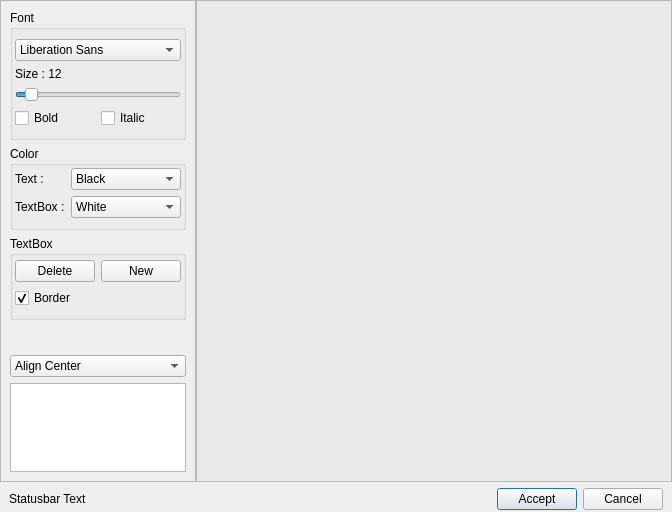
Before: the Qt Designer form plugins/text-tool/text_tool_dialog.ui in ksharindam/photoquick, drawn with Qt 5.
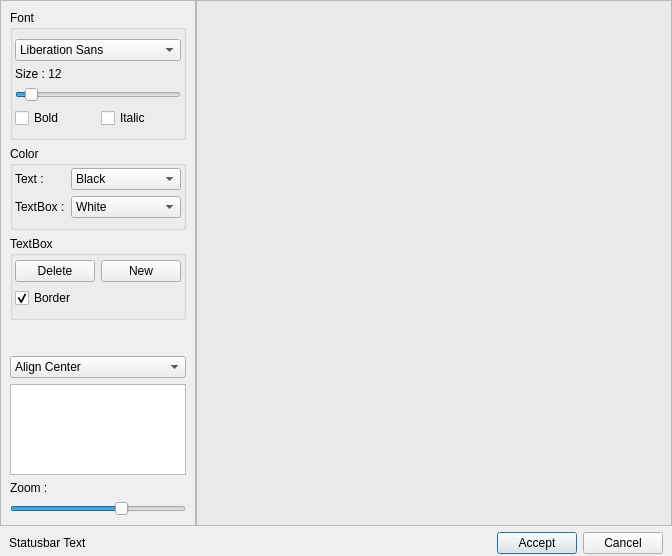
After: the same form once the commit is applied.

Commit message: add : zoom in and out option in text tool plugin

What changed in the file:
```diff
--- a/plugins/text-tool/text_tool_dialog.ui
+++ b/plugins/text-tool/text_tool_dialog.ui
@@ -7,7 +7,7 @@
     <x>0</x>
     <y>0</y>
     <width>672</width>
-    <height>512</height>
+    <height>556</height>
    </rect>
   </property>
   <property name="windowTitle">
@@ -331,6 +331,35 @@
         </property>
        </widget>
       </item>
+      <item>
+       <widget class="QLabel" name="zoomLabel">
+        <property name="text">
+         <string>Zoom :</string>
+        </property>
+       </widget>
+      </item>
+      <item>
+       <widget class="QSlider" name="zoomSlider">
+        <property name="sizePolicy">
+         <sizepolicy hsizetype="Expanding" vsizetype="Preferred">
+          <horstretch>0</horstretch>
+          <verstretch>0</verstretch>
+         </sizepolicy>
+        </property>
+        <property name="maximum">
+         <number>17</number>
+        </property>
+        <property name="pageStep">
+         <number>1</number>
+        </property>
+        <property name="sliderPosition">
+         <number>11</number>
+        </property>
+        <property name="orientation">
+         <enum>Qt::Horizontal</enum>
+        </property>
+       </widget>
+      </item>
      </layout>
     </widget>
    </item>
@@ -348,7 +377,7 @@
         <x>0</x>
         <y>0</y>
         <width>472</width>
-        <height>472</height>
+        <height>516</height>
        </rect>
       </property>
       <property name="styleSheet">
```
The commit also changes 2 other files.
